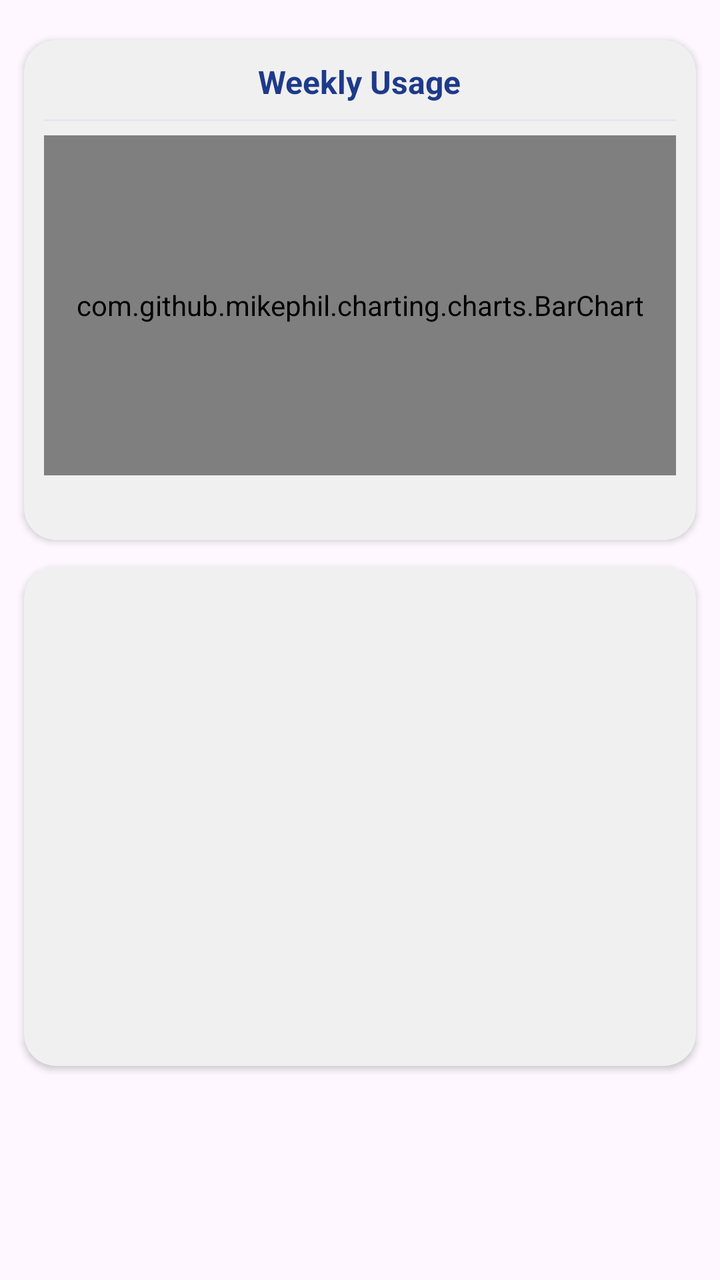
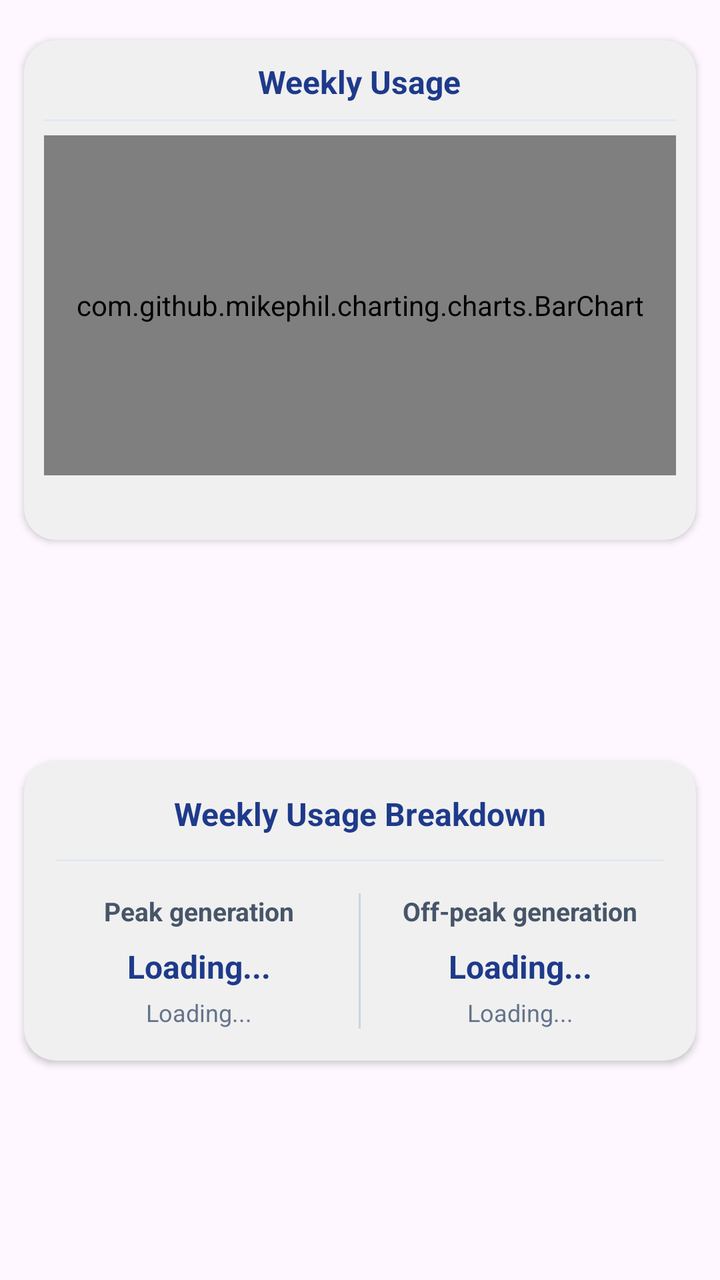

Two renders of the same Android screen: before a commit and after it. Below are the layout's source before the change and the commit's diff.
<!-- AndroidManifest.xml: application theme Theme.ApplicationLayerSoftwareFrameworkforSolarPoweredIoTSystems -->
<!-- res/layout/fragment_weekly_usage.xml -->
<?xml version="1.0" encoding="utf-8"?>
<FrameLayout xmlns:android="http://schemas.android.com/apk/res/android"
    xmlns:app="http://schemas.android.com/apk/res-auto"
    xmlns:tools="http://schemas.android.com/tools"
    android:layout_width="match_parent"
    android:layout_height="match_parent"
    tools:context=".weekly_usage">

    <androidx.core.widget.NestedScrollView
        android:layout_width="match_parent"
        android:layout_height="match_parent"
        android:fillViewport="true">


        <androidx.constraintlayout.widget.ConstraintLayout
            android:layout_width="match_parent"
            android:layout_height="match_parent">


            <androidx.cardview.widget.CardView
                android:id="@+id/cardView2"
                android:layout_width="match_parent"
                android:layout_height="250dp"
                android:layout_marginStart="12dp"
                android:layout_marginEnd="12dp"
                android:elevation="4dp"
                app:cardBackgroundColor="#F0F0F0"
                app:cardCornerRadius="16dp"
                app:layout_constraintBottom_toBottomOf="parent"
                app:layout_constraintEnd_toEndOf="parent"
                app:layout_constraintHorizontal_bias="1.0"
                app:layout_constraintStart_toStartOf="parent"
                app:layout_constraintTop_toTopOf="parent"
                app:layout_constraintVertical_bias="0.051">

                <LinearLayout
                    android:layout_width="match_parent"
                    android:layout_height="match_parent"
                    android:orientation="vertical"
                    android:padding="10dp"
                    android:paddingTop="10dp">

                    <TextView
                        android:layout_width="wrap_content"
                        android:layout_height="wrap_content"
                        android:layout_gravity="center"
                        android:textColor="#1E3A8A"
                        android:textStyle="bold"
                        android:text="@string/weekly_usage_heading"
                        android:textSize="16sp" />

                    <View
                        android:layout_width="match_parent"
                        android:layout_height="1dp"
                        android:layout_marginTop="8dp"
                        android:layout_marginBottom="1dp"
                        android:background="#E2E8F0" />


                    <FrameLayout
                        android:layout_width="match_parent"
                        android:layout_height="170dp"
                        android:layout_marginTop="6dp"
                        android:layout_gravity="center">

                        <com.github.mikephil.charting.charts.BarChart
                            android:id="@+id/weeklyUsageChart"
                            android:layout_width="match_parent"
                            android:layout_height="match_parent" />
                    </FrameLayout>

                    <TextView
                        android:id="@+id/weekly_usage_peak"
                        android:layout_width="wrap_content"
                        android:layout_height="wrap_content"
                        android:layout_marginStart="16dp"
                        android:layout_marginTop="5dp"
                        android:textSize="12sp"
                        android:textStyle="bold"
                        android:textColor="#1E3A8A"
                        android:layout_gravity="bottom"/>


                </LinearLayout>




            </androidx.cardview.widget.CardView>

            <androidx.cardview.widget.CardView
                android:layout_width="match_parent"
                android:layout_height="250dp"
                android:layout_marginStart="12dp"
                android:layout_marginEnd="12dp"
                android:elevation="4dp"
                app:cardBackgroundColor="#F0F0F0"
                app:cardCornerRadius="16dp"
                app:layout_constraintBottom_toBottomOf="parent"
                app:layout_constraintStart_toStartOf="parent"
                app:layout_constraintTop_toBottomOf="@+id/cardView2"
                app:layout_constraintVertical_bias="0.108">


            </androidx.cardview.widget.CardView>


        </androidx.constraintlayout.widget.ConstraintLayout>




    </androidx.core.widget.NestedScrollView>




</FrameLayout>
<!-- resources referenced by this layout -->
<resources>
  <string name="weekly_usage_heading">Weekly Usage</string>
  <style name="Theme.ApplicationLayerSoftwareFrameworkforSolarPoweredIoTSystems" parent="Base.Theme.ApplicationLayerSoftwareFrameworkforSolarPoweredIoTSystems" />
  <style name="Base.Theme.ApplicationLayerSoftwareFrameworkforSolarPoweredIoTSystems" parent="Theme.Material3.DayNight.NoActionBar">
          
          
      </style>
</resources>

<!-- the commit's change to res/layout/fragment_weekly_usage.xml (unified diff, before → after) -->
@@ -14,7 +14,7 @@
 
         <androidx.constraintlayout.widget.ConstraintLayout
             android:layout_width="match_parent"
-            android:layout_height="match_parent">
+            android:layout_height="wrap_content">
 
 
             <androidx.cardview.widget.CardView
@@ -79,40 +79,134 @@
                         android:textStyle="bold"
                         android:textColor="#1E3A8A"
                         android:layout_gravity="bottom"/>
-
-
                 </LinearLayout>
-
-
-
-
             </androidx.cardview.widget.CardView>
 
-            <androidx.cardview.widget.CardView
-                android:layout_width="match_parent"
-                android:layout_height="250dp"
-                android:layout_marginStart="12dp"
-                android:layout_marginEnd="12dp"
-                android:elevation="4dp"
-                app:cardBackgroundColor="#F0F0F0"
-                app:cardCornerRadius="16dp"
-                app:layout_constraintBottom_toBottomOf="parent"
-                app:layout_constraintStart_toStartOf="parent"
-                app:layout_constraintTop_toBottomOf="@+id/cardView2"
-                app:layout_constraintVertical_bias="0.108">
-
-
-            </androidx.cardview.widget.CardView>
-
-
+               <androidx.cardview.widget.CardView
+                    android:id="@+id/weeklyBreakdownCard"
+                    android:layout_width="match_parent"
+                    android:layout_height="wrap_content"
+                    android:layout_marginStart="12dp"
+                    android:layout_marginTop="16dp"
+                    android:layout_marginEnd="12dp"
+                    android:layout_marginBottom="16dp"
+                    android:elevation="4dp"
+                    app:cardBackgroundColor="#F0F0F0"
+                    app:cardCornerRadius="16dp"
+                    app:layout_constraintTop_toBottomOf="@id/cardView2"
+                    app:layout_constraintStart_toStartOf="parent"
+                    app:layout_constraintEnd_toEndOf="parent"
+                    app:layout_constraintBottom_toBottomOf="parent">
+
+                    <LinearLayout
+                        android:layout_width="match_parent"
+                        android:layout_height="wrap_content"
+                        android:orientation="vertical"
+                        android:padding="16dp">
+
+                        <TextView
+                            android:id="@+id/weekly_breakdown_heading"
+                            android:layout_width="match_parent"
+                            android:layout_height="wrap_content"
+                            android:gravity="center"
+                            android:text="@string/weekly_usage_breakdown"
+                            android:textColor="#1E3A8A"
+                            android:textSize="16sp"
+                            android:textStyle="bold" />
+
+                        <View
+                            android:layout_width="match_parent"
+                            android:layout_height="1dp"
+                            android:layout_marginTop="12dp"
+                            android:layout_marginBottom="16dp"
+                            android:background="#E2E8F0" />
+
+                        <LinearLayout
+                            android:layout_width="match_parent"
+                            android:layout_height="wrap_content"
+                            android:orientation="horizontal"
+                            android:weightSum="2">
+
+                            <LinearLayout
+                                android:layout_width="0dp"
+                                android:layout_height="wrap_content"
+                                android:layout_weight="1"
+                                android:gravity="center"
+                                android:orientation="vertical"
+                                android:paddingEnd="8dp">
+
+                                <TextView
+                                    android:layout_width="wrap_content"
+                                    android:layout_height="wrap_content"
+                                    android:text="Peak generation"
+                                    android:textColor="#475569"
+                                    android:textSize="13sp"
+                                    android:textStyle="bold" />
+
+                                <TextView
+                                    android:id="@+id/weekly_peak_value"
+                                    android:layout_width="wrap_content"
+                                    android:layout_height="wrap_content"
+                                    android:layout_marginTop="8dp"
+                                    android:gravity="center"
+                                    android:text="Loading..."
+                                    android:textColor="#1E3A8A"
+                                    android:textSize="16sp"
+                                    android:textStyle="bold" />
+
+                                <TextView
+                                    android:id="@+id/weekly_peak_time"
+                                    android:layout_width="wrap_content"
+                                    android:layout_height="wrap_content"
+                                    android:layout_marginTop="4dp"
+                                    android:gravity="center"
+                                    android:text="Loading..."
+                                    android:textColor="#64748B"
+                                    android:textSize="12sp" />
+
+                            </LinearLayout>
+
+                            <View
+                                android:layout_width="1dp"
+                                android:layout_height="match_parent"
+                                android:background="#CBD5E1" />
+                            <LinearLayout
+                                android:layout_width="0dp"
+                                android:layout_height="wrap_content"
+                                android:layout_weight="1"
+                                android:gravity="center"
+                                android:orientation="vertical"
+                                android:paddingStart="8dp">
+                                <TextView
+                                    android:layout_width="wrap_content"
+                                    android:layout_height="wrap_content"
+                                    android:text="Off-peak generation"
+                                    android:textColor="#475569"
+                                    android:textSize="13sp"
+                                    android:textStyle="bold" />
+                                <TextView
+                                    android:id="@+id/weekly_off_peak_value"
+                                    android:layout_width="wrap_content"
+                                    android:layout_height="wrap_content"
+                                    android:layout_marginTop="8dp"
+                                    android:gravity="center"
+                                    android:text="Loading..."
+                                    android:textColor="#1E3A8A"
+                                    android:textSize="16sp"
+                                    android:textStyle="bold" />
+                                <TextView
+                                    android:id="@+id/weekly_off_peak_time"
+                                    android:layout_width="wrap_content"
+                                    android:layout_height="wrap_content"
+                                    android:layout_marginTop="4dp"
+                                    android:gravity="center"
+                                    android:text="Loading..."
+                                    android:textColor="#64748B"
+                                    android:textSize="12sp" />
+                            </LinearLayout>
+                        </LinearLayout>
+                    </LinearLayout>
+                </androidx.cardview.widget.CardView>
         </androidx.constraintlayout.widget.ConstraintLayout>
-
-
-
-
     </androidx.core.widget.NestedScrollView>
-
-
-
-
 </FrameLayout>
<!-- resource entries referenced after the edit -->
@@ -1,5 +1,6 @@
 <!-- resources referenced by this layout -->
 <resources>
+  <string name="weekly_usage_breakdown">Weekly Usage Breakdown</string>
   <string name="weekly_usage_heading">Weekly Usage</string>
   <style name="Theme.ApplicationLayerSoftwareFrameworkforSolarPoweredIoTSystems" parent="Base.Theme.ApplicationLayerSoftwareFrameworkforSolarPoweredIoTSystems" />
   <style name="Base.Theme.ApplicationLayerSoftwareFrameworkforSolarPoweredIoTSystems" parent="Theme.Material3.DayNight.NoActionBar">
